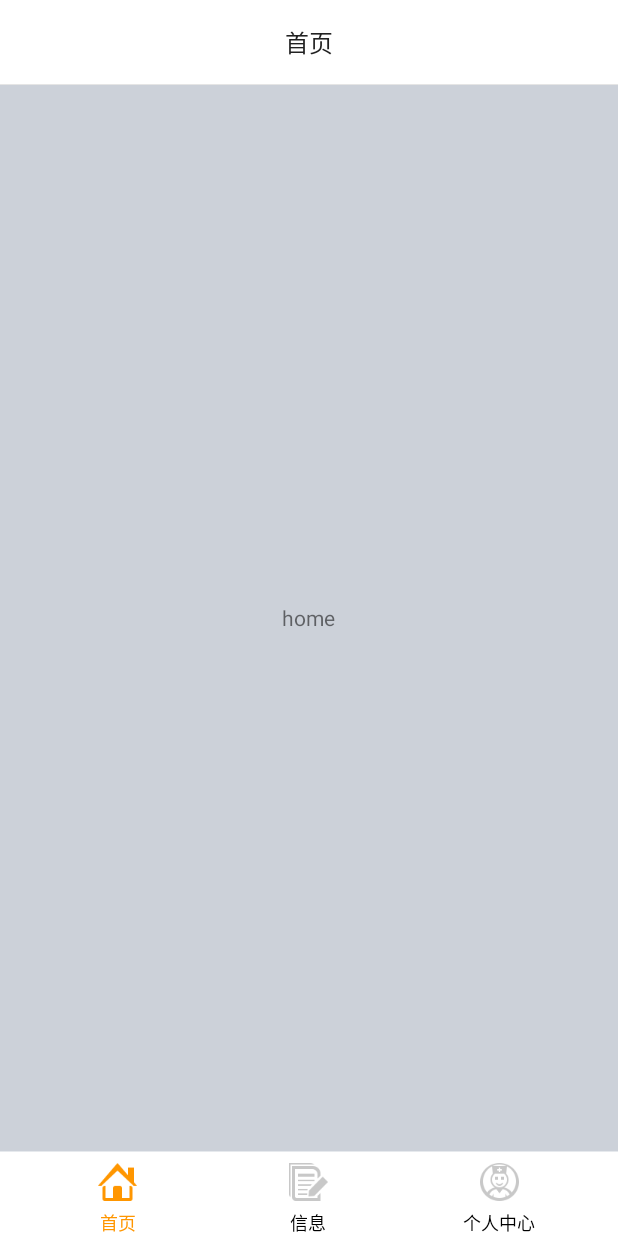
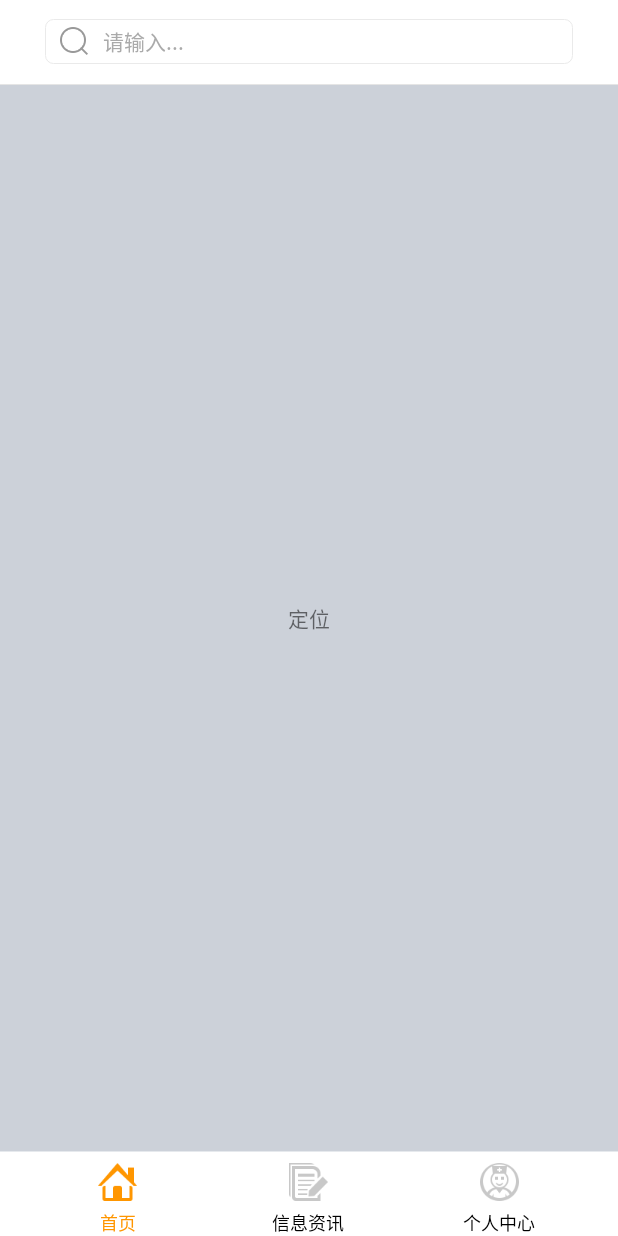
Before and after one commit to ArekYuan/CommonUtils, an Android app: the screen it shows after launch (HomeFragmentActivity), on a phone screen of 412 x 824 dp. Run offline under Robolectric (Android 15) with nearby library versions, the phone set to English and light mode, and no system bars; our stand-ins replace CircleImageView; libraries missing offline, so code that uses them is left out: com.gyf.barlibrary; 2 statements that could not run were skipped.

Commit message:
增加资源

```diff
--- a/app/src/main/AndroidManifest.xml
+++ b/app/src/main/AndroidManifest.xml
@@ -3,6 +3,7 @@
     package="cn.yaohl.commonutils">
 
     <uses-permission android:name="android.permission.INTERNET" />
+    <uses-permission android:name="android.permission.ACCESS_FINE_LOCATION" />
 
     <application
         android:name=".utilApplication"
--- a/app/src/main/java/cn/yaohl/commonutils/ui/HomeFragmentActivity.java
+++ b/app/src/main/java/cn/yaohl/commonutils/ui/HomeFragmentActivity.java
@@ -117,7 +117,7 @@ public class HomeFragmentActivity extends BaseActivity implements View.OnClickLi
     @Override
     protected void onCreate(Bundle savedInstanceState) {
         super.onCreate(savedInstanceState);
-        setTitleTxt("首页");
+        setSearchVisi(View.VISIBLE);
         initView();
         setOnClick();
         init();
@@ -163,12 +163,18 @@ public class HomeFragmentActivity extends BaseActivity implements View.OnClickLi
     public void onClick(View v) {
         switch (v.getId()) {
             case R.id.homeMenuMainRelative:
+                setSearchVisi(View.VISIBLE);
+                setTitleTxt("");
                 setTabSelection(getString(R.string.home_menu_main_string));
                 break;
             case R.id.homeMenuWorkbenchRelative:
+                setSearchVisi(View.GONE);
+                setTitleTxt(getString(R.string.home_menu_workbench_string));
                 setTabSelection(getString(R.string.home_menu_workbench_string));
                 break;
             case R.id.homeMenuMyRelative:
+                setSearchVisi(View.GONE);
+                setTitleTxt(getString(R.string.home_menu_my_string));
                 setTabSelection(getString(R.string.home_menu_my_string));
                 break;
             default:
--- a/app/src/main/res/layout/home_fragment_layout.xml
+++ b/app/src/main/res/layout/home_fragment_layout.xml
@@ -6,7 +6,9 @@
     android:orientation="vertical">
 
     <TextView
+        android:id="@+id/locationTxt"
         android:layout_width="wrap_content"
         android:layout_height="wrap_content"
-        android:text="home" />
+        android:padding="15dp"
+        android:text="定位" />
 </LinearLayout>
--- a/app/src/main/res/layout/toolbar_layout.xml
+++ b/app/src/main/res/layout/toolbar_layout.xml
@@ -3,7 +3,7 @@
     xmlns:app="http://schemas.android.com/apk/res-auto"
     android:id="@+id/toolbar"
     android:layout_width="match_parent"
-    android:layout_height="44dp"
+    android:layout_height="40dp"
     android:background="@color/white"
     android:minHeight="?attr/actionBarSize"
     app:contentInsetLeft="0dp"
@@ -12,24 +12,27 @@
     <RelativeLayout
         android:id="@+id/contentLayout"
         android:layout_width="match_parent"
-        android:layout_height="44dp">
+        android:layout_height="40dp">
 
         <ImageView
             android:id="@+id/titleLeftIV"
-            android:layout_width="44dp"
-            android:layout_height="44dp"
+            android:layout_width="40dp"
+            android:layout_height="40dp"
             android:layout_alignParentLeft="true"
             android:layout_centerInParent="true"
             android:gravity="left|center"
             android:padding="12dp"
             android:scaleType="centerInside" />
+        w
 
         <TextView
             android:id="@+id/searchTxt"
-            android:layout_width="255dp"
+            android:layout_width="match_parent"
             android:layout_height="30dp"
             android:layout_centerHorizontal="true"
             android:layout_centerVertical="true"
+            android:layout_marginLeft="30dp"
+            android:layout_marginRight="30dp"
             android:background="@drawable/bg_normal_search"
             android:drawableLeft="@mipmap/icon_search_action"
             android:drawablePadding="10dp"
@@ -67,13 +70,13 @@
 
         <FrameLayout
             android:layout_width="wrap_content"
-            android:layout_height="44dp"
+            android:layout_height="40dp"
             android:layout_alignParentRight="true">
 
             <TextView
                 android:id="@+id/rightTv"
                 android:layout_width="wrap_content"
-                android:layout_height="44dp"
+                android:layout_height="40dp"
                 android:layout_alignParentRight="true"
                 android:drawablePadding="4dp"
                 android:gravity="center"
@@ -84,8 +87,8 @@
 
             <ImageView
                 android:id="@+id/rightIv"
-                android:layout_width="44dp"
-                android:layout_height="44dp"
+                android:layout_width="40dp"
+                android:layout_height="40dp"
                 android:layout_gravity="right|center"
                 android:padding="12dp"
                 android:scaleType="centerInside" />
--- a/app/src/main/res/values/strings.xml
+++ b/app/src/main/res/values/strings.xml
@@ -29,7 +29,7 @@
 
     <string name="home_menu_main_string">首页</string>
     <string name="home_menu_my_string">个人中心</string>
-    <string name="home_menu_workbench_string">信息</string>
+    <string name="home_menu_workbench_string">信息资讯</string>
     <string name="home_back">请再按一次退出</string>
 
 </resources>
```
Also changed, not shown: app/src/main/java/cn/yaohl/commonutils/ui/home/HomeFragment.java (+146 -0 lines), app/src/main/java/yaohl/cn/commonutils/ui/MainActivity.java (deleted, +0 -74 lines), app/src/main/java/yaohl/cn/commonutils/util/http/RxUtil.java (deleted, +0 -75 lines).
